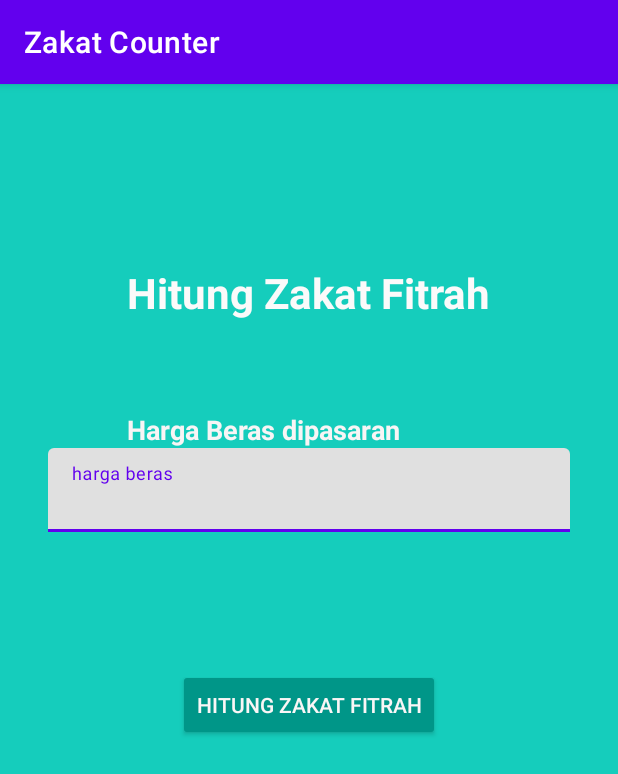
After one commit to UnknownArt01/ProgTech_Zakat, an Android app: the hitungzakatfitrahumum screen opened directly, with no data from a screen before it, on a phone screen of 412 x 824 dp. The commit adds this screen. Shown: the top 774 px of the screen. Run offline under Robolectric (Android 15) with nearby library versions, the phone set to English and light mode, and no system bars.

Commit message:
initial commit file lia

```diff
--- a/app/src/main/AndroidManifest.xml
+++ b/app/src/main/AndroidManifest.xml
@@ -11,7 +11,9 @@
         android:roundIcon="@drawable/logo"
         android:supportsRtl="true"
         android:theme="@style/Theme.Zakat">
-        <activity android:name=".tampilanawal"></activity>
+        <activity android:name=".listinputzakatfitrah"></activity>
+        <activity android:name=".hitungzakatfitrahumum" />
+        <activity android:name=".tampilanawal" />
         <activity android:name=".listinputzakatsimpanan" />
         <activity android:name=".listinputzakatrikaz" />
         <activity android:name=".listinputzakatprofesi" />
--- /dev/null
+++ b/app/src/main/java/com/nadi/zakat/hitungzakatfitrahumum.java
@@ -0,0 +1,56 @@
+package com.nadi.zakat;
+
+import androidx.appcompat.app.AppCompatActivity;
+
+import android.content.Intent;
+import android.os.Bundle;
+import android.view.View;
+import android.widget.Button;
+import android.widget.Toast;
+
+import com.google.android.material.textfield.TextInputLayout;
+
+import model.InputanZakatFitrah;
+import model.InputanZakatProfesi;
+
+public class hitungzakatfitrahumum extends AppCompatActivity {
+
+    private TextInputLayout textInputhargaberasaatini;
+    private Button button_hitung_fitrah;
+    int hargaberas, hasillll;
+
+    @Override
+    protected void onCreate(Bundle savedInstanceState) {
+        super.onCreate(savedInstanceState);
+        setContentView(R.layout.activity_hitungzakatfitrahumum);
+        initView();
+        setListener();
+    }
+
+    private void setListener() {
+
+
+        button_hitung_fitrah.setOnClickListener(new View.OnClickListener() {
+            @Override
+            public void onClick(View v) {
+                hargaberas = Integer.parseInt(textInputhargaberasaatini.getEditText().getText().toString().trim());
+
+                InputanZakatFitrah tempppp = new InputanZakatFitrah(hargaberas, hasillll);
+                Intent inn = new Intent();
+                inn.putExtra("jumlahinputfitrah", tempppp);
+                setResult(40, inn);
+                finish();
+                Toast.makeText(getApplicationContext(), "Zakat Fitrah Berhasil Dihitung ", Toast.LENGTH_SHORT).show();
+            }
+        });
+    }
+    private void initView() {
+
+        textInputhargaberasaatini = findViewById(R.id.textInputhargaberasaatini);
+        button_hitung_fitrah = findViewById(R.id.button_hitung_fitrah);
+        //  textViewhasil = findViewById(R.id.textViewhasil);
+        // card_hasil = findViewById(R.id.card_hasil);
+
+
+    }
+}
--- /dev/null
+++ b/app/src/main/res/layout/activity_hitungzakatfitrahumum.xml
@@ -0,0 +1,64 @@
+<?xml version="1.0" encoding="utf-8"?>
+<androidx.constraintlayout.widget.ConstraintLayout xmlns:android="http://schemas.android.com/apk/res/android"
+    xmlns:app="http://schemas.android.com/apk/res-auto"
+    xmlns:tools="http://schemas.android.com/tools"
+    android:layout_width="match_parent"
+    android:layout_height="match_parent"
+    android:background="#15CDBC"
+    tools:context=".hitungzakatfitrahumum">
+
+    <TextView
+        android:id="@+id/textView39"
+        android:layout_width="wrap_content"
+        android:layout_height="wrap_content"
+        android:layout_marginTop="120dp"
+        android:text="Hitung Zakat Fitrah"
+        android:textColor="#FBFAFA"
+        android:textSize="28sp"
+        android:textStyle="bold"
+        app:layout_constraintEnd_toEndOf="parent"
+        app:layout_constraintStart_toStartOf="parent"
+        app:layout_constraintTop_toTopOf="parent" />
+
+    <TextView
+        android:id="@+id/textView40"
+        android:layout_width="wrap_content"
+        android:layout_height="wrap_content"
+        android:layout_marginTop="60dp"
+        android:text="Harga Beras dipasaran"
+        android:textColor="#F8F5F5"
+        android:textSize="18sp"
+        android:textStyle="bold"
+        app:layout_constraintEnd_toEndOf="@+id/textView39"
+        app:layout_constraintHorizontal_bias="0.0"
+        app:layout_constraintStart_toStartOf="@+id/textView39"
+        app:layout_constraintTop_toBottomOf="@+id/textView39" />
+
+    <com.google.android.material.textfield.TextInputLayout
+        android:id="@+id/textInputhargaberasaatini"
+        android:layout_width="match_parent"
+        android:layout_height="wrap_content"
+        android:layout_marginStart="32dp"
+        android:layout_marginEnd="32dp"
+        app:layout_constraintEnd_toEndOf="parent"
+        app:layout_constraintStart_toStartOf="parent"
+        app:layout_constraintTop_toBottomOf="@+id/textView40">
+
+        <com.google.android.material.textfield.TextInputEditText
+            android:layout_width="match_parent"
+            android:layout_height="wrap_content"
+            android:hint="harga beras" />
+    </com.google.android.material.textfield.TextInputLayout>
+
+    <android.widget.Button
+        android:id="@+id/button_hitung_fitrah"
+        android:layout_width="wrap_content"
+        android:layout_height="wrap_content"
+        android:layout_marginTop="91dp"
+        android:backgroundTint="#009688"
+        android:text="Hitung Zakat Fitrah"
+        android:textColor="#FAF6F6"
+        app:layout_constraintEnd_toEndOf="@+id/textInputhargaberasaatini"
+        app:layout_constraintStart_toStartOf="@+id/textInputhargaberasaatini"
+        app:layout_constraintTop_toBottomOf="@+id/textInputhargaberasaatini" />
+</androidx.constraintlayout.widget.ConstraintLayout>
--- a/app/src/main/res/layout/tampilan_zakat_profesi.xml
+++ b/app/src/main/res/layout/tampilan_zakat_profesi.xml
@@ -120,7 +120,7 @@
                 android:layout_width="wrap_content"
                 android:layout_height="wrap_content"
                 android:layout_marginTop="16dp"
-                android:text="Zakat Profesi yang Keluarkan"
+                android:text="Zakat Profesi yang diKeluarkan"
                 android:textColor="#FFFFFF"
                 android:textStyle="bold"
                 app:layout_constraintEnd_toEndOf="@+id/card_cicilandanpokok"
```
Also changed, not shown: app/src/main/java/com/nadi/zakat/listinputzakatfitrah.java (added, +88 -0 lines), app/src/main/java/com/nadi/zakat/panggilinputzakatfitrahumum.java (added, +63 -0 lines), app/src/main/java/model/InputanZakatFitrah.java (added, +92 -0 lines), app/src/main/res/layout/activity_listinputzakatfitrah.xml (added, +51 -0 lines), app/src/main/res/layout/tampilan_zakat_fitrah.xml (added, +90 -0 lines).
